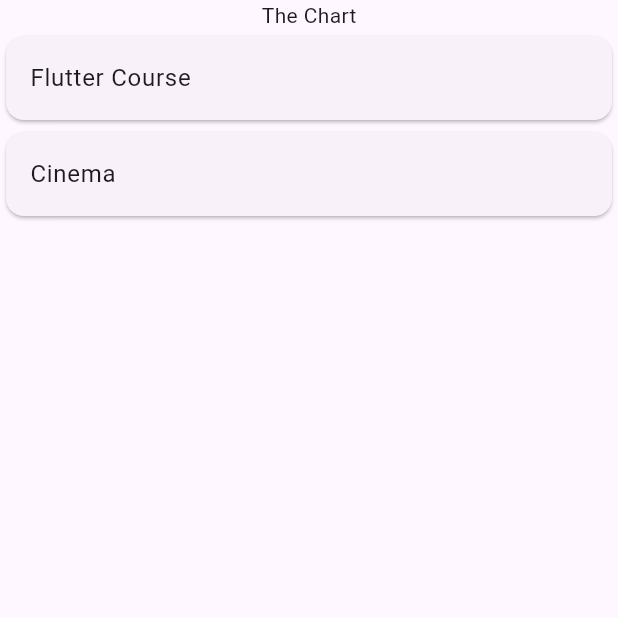
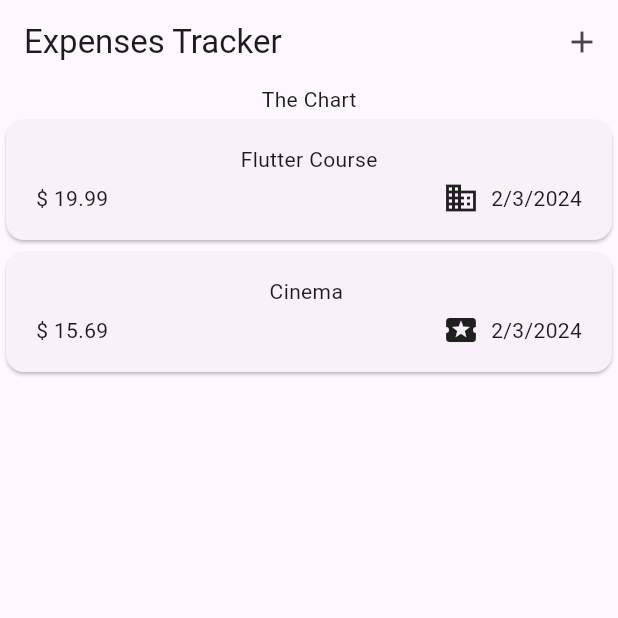
Before and after one commit to raazx/expenss, a Flutter app: the screen it shows after launch, on a phone screen of 412 x 824 dp, the top half of it. Run offline on Flutter 3.47's test engine with Material 3 defaults, Android fonts, the phone set to English and light mode, and no system bars.

Commit message:
add appBar

```diff
--- a/lib/expenses.dart
+++ b/lib/expenses.dart
@@ -27,6 +27,15 @@ class _ExpensesState extends State<Expenses> {
   @override
   Widget build(BuildContext context) {
     return Scaffold(
+      appBar: AppBar(
+        title: const Text('Expenses Tracker'),
+        actions: [
+          IconButton(
+            onPressed: () {},
+            icon: const Icon(Icons.add),
+          ),
+        ],
+      ),
       body: Column(
         children: [
           const Text('The Chart'),
--- a/lib/main.dart
+++ b/lib/main.dart
@@ -13,6 +13,7 @@ class MyApp extends StatelessWidget {
   Widget build(BuildContext context) {
     return MaterialApp(
       title: 'Flutter Demo',
+      debugShowCheckedModeBanner: false,
       theme: ThemeData(
         // This is the theme of your application.
         //
--- a/lib/model/expense.dart
+++ b/lib/model/expense.dart
@@ -1,8 +1,21 @@
+import 'package:flutter/material.dart';
+import 'package:intl/intl.dart';
 import 'package:uuid/uuid.dart';
 
 final uuid = Uuid();
 
 enum Categoory { food, travel, leisure, work, health, other }
+
+final formatter = DateFormat.yMd();
+
+final categoryIcons = {
+  Categoory.food: Icons.restaurant_menu,
+  Categoory.travel: Icons.flight_takeoff,
+  Categoory.leisure: Icons.local_play,
+  Categoory.work: Icons.business,
+  Categoory.health: Icons.local_hospital,
+  Categoory.other: Icons.devices_other,
+};
 
 class Expense {
   Expense({
@@ -16,4 +29,8 @@ class Expense {
   final double amount;
   final DateTime date;
   final Categoory category;
+
+  String get formatedDate {
+    return formatter.format(date);
+  }
 }
--- a/lib/widgets/expenses_list/expenses_item.dart
+++ b/lib/widgets/expenses_list/expenses_item.dart
@@ -8,11 +8,27 @@ class ExpenseItem extends StatelessWidget {
   @override
   Widget build(BuildContext context) {
     return Card(
-      child: ListTile(
-        title: Text(
-          expense.title,
-        ),
-      ),
+      child: Padding(
+          padding: const EdgeInsets.symmetric(horizontal: 20, vertical: 16),
+          child: Column(
+            children: [
+              Text(expense.title),
+              SizedBox(height: 4),
+              Row(
+                children: [
+                  Text('\$ ${expense.amount.toStringAsFixed(2)}'),
+                  const Spacer(),
+                  Row(
+                    children: [
+                      Icon(categoryIcons[expense.category]),
+                      const SizedBox(width: 8),
+                      Text(expense.formatedDate)
+                    ],
+                  )
+                ],
+              )
+            ],
+          )),
     );
   }
 }
--- a/pubspec.yaml
+++ b/pubspec.yaml
@@ -36,6 +36,7 @@ dependencies:
   # Use with the CupertinoIcons class for iOS style icons.
   cupertino_icons: ^1.0.2
   uuid: ^4.3.3
+  intl: ^0.19.0
 
 dev_dependencies:
   flutter_test:
```
Also changed, not shown: pubspec.lock.
